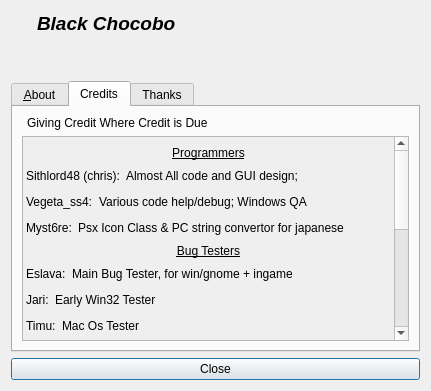
sithlord48/blackchocobo, file about.ui: the form before one commit.
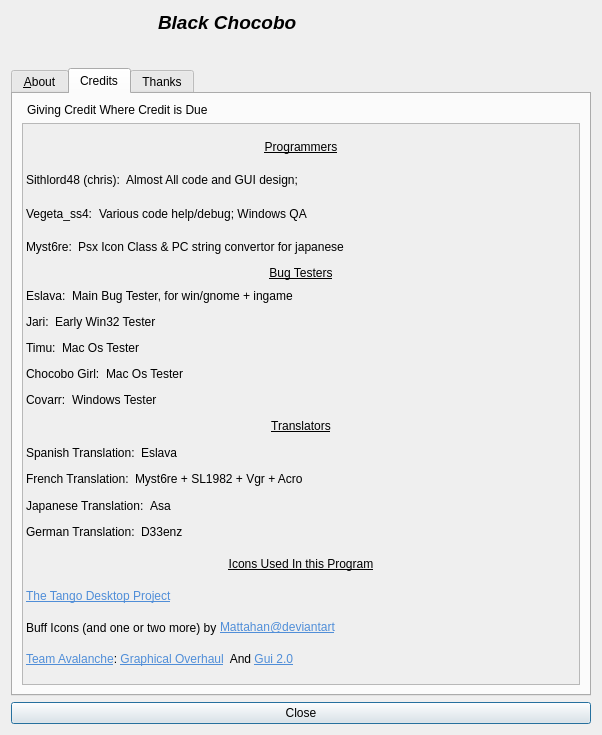
The form after the commit. The open tabs and pages were chosen to show the change. Icons and pictures are not drawn.

Patch:
```diff
--- a/about.ui
+++ b/about.ui
@@ -9,8 +9,8 @@
    <rect>
     <x>0</x>
     <y>0</y>
-    <width>431</width>
-    <height>391</height>
+    <width>602</width>
+    <height>735</height>
    </rect>
   </property>
   <property name="windowTitle">
@@ -26,29 +26,47 @@
   <layout class="QVBoxLayout" name="verticalLayout_2">
    <item>
     <layout class="QHBoxLayout" name="_2">
-     <item>
-      <spacer name="spacer_4">
-       <property name="orientation">
-        <enum>Qt::Horizontal</enum>
-       </property>
-       <property name="sizeType">
-        <enum>QSizePolicy::Fixed</enum>
-       </property>
-       <property name="sizeHint" stdset="0">
-        <size>
-         <width>13</width>
-         <height>20</height>
-        </size>
-       </property>
-      </spacer>
-     </item>
      <item>
       <widget class="QLabel" name="lbl_icon">
+       <property name="minimumSize">
+        <size>
+         <width>32</width>
+         <height>32</height>
+        </size>
+       </property>
+       <property name="maximumSize">
+        <size>
+         <width>128</width>
+         <height>128</height>
+        </size>
+       </property>
        <property name="pixmap">
         <pixmap resource="images.qrc">:/icon/bchoco</pixmap>
        </property>
+       <property name="scaledContents">
+        <bool>true</bool>
+       </property>
+       <property name="indent">
+        <number>0</number>
+       </property>
       </widget>
      </item>
+     <item>
+      <spacer name="spacer_4">
+       <property name="orientation">
+        <enum>Qt::Horizontal</enum>
+       </property>
+       <property name="sizeType">
+        <enum>QSizePolicy::Fixed</enum>
+       </property>
+       <property name="sizeHint" stdset="0">
+        <size>
+         <width>13</width>
+         <height>20</height>
+        </size>
+       </property>
+      </spacer>
+     </item>
      <item>
       <layout class="QVBoxLayout" name="_3">
        <property name="spacing">
@@ -56,12 +74,6 @@
        </property>
        <item>
         <widget class="QLabel" name="lbl_name">
-         <property name="minimumSize">
-          <size>
-           <width>0</width>
-           <height>24</height>
-          </size>
-         </property>
          <property name="font">
           <font>
            <pointsize>14</pointsize>
@@ -85,71 +97,21 @@
         </widget>
        </item>
        <item>
-        <layout class="QHBoxLayout" name="_4">
-         <item>
-          <widget class="QLabel" name="lbl_bc_version">
-           <property name="smaller_text" stdset="0">
-            <bool>true</bool>
-           </property>
-          </widget>
-         </item>
-         <item>
-          <spacer name="spacer">
-           <property name="orientation">
-            <enum>Qt::Horizontal</enum>
-           </property>
-           <property name="sizeType">
-            <enum>QSizePolicy::Expanding</enum>
-           </property>
-           <property name="sizeHint" stdset="0">
-            <size>
-             <width>20</width>
-             <height>20</height>
-            </size>
-           </property>
-          </spacer>
-         </item>
-        </layout>
+        <widget class="QLabel" name="lbl_bc_version">
+         <property name="smaller_text" stdset="0">
+          <bool>true</bool>
+         </property>
+        </widget>
        </item>
        <item>
-        <layout class="QHBoxLayout" name="_5">
-         <item>
-          <widget class="QLabel" name="lbl_qt_version">
-           <property name="smaller_text" stdset="0">
-            <bool>true</bool>
-           </property>
-          </widget>
-         </item>
-         <item>
-          <spacer name="spacer_2">
-           <property name="orientation">
-            <enum>Qt::Horizontal</enum>
-           </property>
-           <property name="sizeHint" stdset="0">
-            <size>
-             <width>40</width>
-             <height>20</height>
-            </size>
-           </property>
-          </spacer>
-         </item>
-        </layout>
+        <widget class="QLabel" name="lbl_qt_version">
+         <property name="smaller_text" stdset="0">
+          <bool>true</bool>
+         </property>
+        </widget>
        </item>
       </layout>
      </item>
-     <item>
-      <spacer name="spacer_3">
-       <property name="orientation">
-        <enum>Qt::Horizontal</enum>
-       </property>
-       <property name="sizeHint" stdset="0">
-        <size>
-         <width>40</width>
-         <height>20</height>
-        </size>
-       </property>
-      </spacer>
-     </item>
     </layout>
    </item>
    <item>
@@ -309,12 +271,6 @@
       <layout class="QVBoxLayout" name="_7">
        <item>
         <widget class="QLabel" name="label_5">
-         <property name="maximumSize">
-          <size>
-           <width>16777215</width>
-           <height>18</height>
-          </size>
-         </property>
          <property name="text">
           <string>Giving Credit Where Credit is Due</string>
          </property>
@@ -336,8 +292,8 @@
            <rect>
             <x>0</x>
             <y>0</y>
-            <width>349</width>
-            <height>486</height>
+            <width>719</width>
+            <height>875</height>
            </rect>
           </property>
           <layout class="QVBoxLayout" name="_8">
```
Left out of the diff: 21 changed lines with no effect on the pictures.
